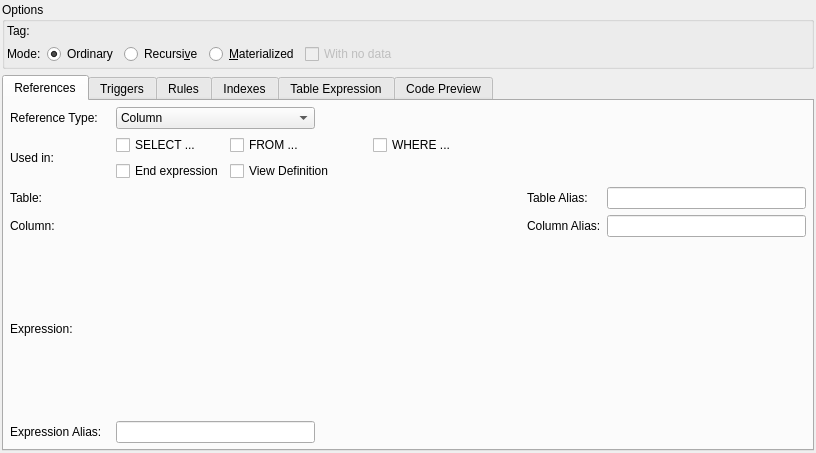
The window that libpgmodeler_ui/ui/viewwidget.ui (pgmodeler/pgmodeler) describes before a commit, drawn with Qt 5.
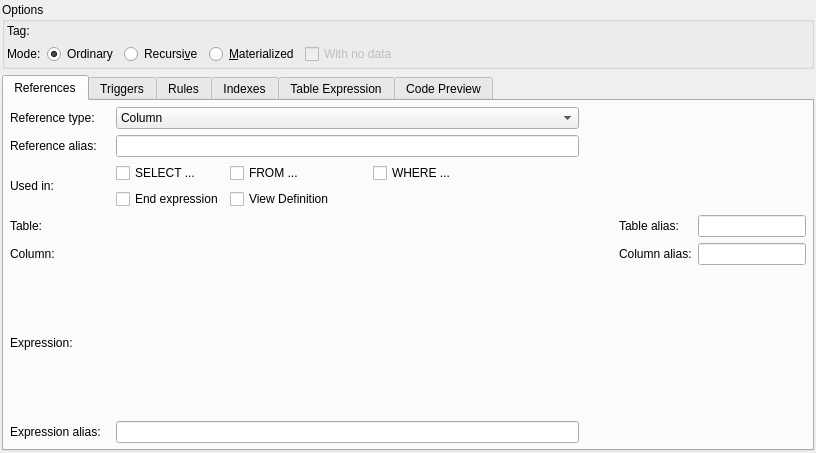
The same window after the commit.

Commit message: Added support to alias on view references (WIP)

```diff
--- a/libpgmodeler_ui/ui/viewwidget.ui
+++ b/libpgmodeler_ui/ui/viewwidget.ui
@@ -48,6 +48,47 @@
        <property name="spacing">
         <number>6</number>
        </property>
+       <item row="1" column="0">
+        <widget class="QLabel" name="ref_alias_lbl">
+         <property name="minimumSize">
+          <size>
+           <width>100</width>
+           <height>0</height>
+          </size>
+         </property>
+         <property name="text">
+          <string>Reference alias:</string>
+         </property>
+        </widget>
+       </item>
+       <item row="1" column="1">
+        <widget class="QLineEdit" name="ref_alias_edt">
+         <property name="sizePolicy">
+          <sizepolicy hsizetype="Expanding" vsizetype="Fixed">
+           <horstretch>0</horstretch>
+           <verstretch>0</verstretch>
+          </sizepolicy>
+         </property>
+         <property name="minimumSize">
+          <size>
+           <width>0</width>
+           <height>0</height>
+          </size>
+         </property>
+         <property name="maximumSize">
+          <size>
+           <width>16777215</width>
+           <height>16777215</height>
+          </size>
+         </property>
+         <property name="statusTip">
+          <string>This is a more friendly name for the object. When displaying the model in compact view this is the name shown for the object instead of its real name. If this field is empty the real name will be displayed anyway.</string>
+         </property>
+         <property name="text">
+          <string/>
+         </property>
+        </widget>
+       </item>
        <item row="0" column="0">
         <widget class="QLabel" name="ref_type_lbl">
          <property name="minimumSize">
@@ -57,82 +98,11 @@
           </size>
          </property>
          <property name="text">
-          <string>Reference Type:</string>
+          <string>Reference type:</string>
          </property>
         </widget>
        </item>
-       <item row="0" column="1">
-        <widget class="QComboBox" name="ref_type_cmb">
-         <item>
-          <property name="text">
-           <string>Column</string>
-          </property>
-         </item>
-         <item>
-          <property name="text">
-           <string>Expression</string>
-          </property>
-         </item>
-        </widget>
-       </item>
-       <item row="1" column="0">
-        <widget class="QLabel" name="used_in_lbl">
-         <property name="text">
-          <string>Used in:</string>
-         </property>
-        </widget>
-       </item>
-       <item row="2" column="0">
-        <widget class="QLabel" name="table_lbl">
-         <property name="text">
-          <string>Table:</string>
-         </property>
-        </widget>
-       </item>
-       <item row="2" column="3">
-        <widget class="QLabel" name="tab_alias_lbl">
-         <property name="sizePolicy">
-          <sizepolicy hsizetype="Fixed" vsizetype="Preferred">
-           <horstretch>0</horstretch>
-           <verstretch>0</verstretch>
-          </sizepolicy>
-         </property>
-         <property name="text">
-          <string>Table Alias:</string>
-         </property>
-        </widget>
-       </item>
-       <item row="2" column="4">
-        <widget class="QLineEdit" name="tab_alias_edt">
-         <property name="sizePolicy">
-          <sizepolicy hsizetype="Preferred" vsizetype="Fixed">
-           <horstretch>0</horstretch>
-           <verstretch>0</verstretch>
-          </sizepolicy>
-         </property>
-        </widget>
-       </item>
-       <item row="3" column="0">
-        <widget class="QLabel" name="column_lbl">
-         <property name="text">
-          <string>Column:</string>
-         </property>
-        </widget>
-       </item>
-       <item row="3" column="3">
-        <widget class="QLabel" name="col_alias_lbl">
-         <property name="sizePolicy">
-          <sizepolicy hsizetype="Fixed" vsizetype="Preferred">
-           <horstretch>0</horstretch>
-           <verstretch>0</verstretch>
-          </sizepolicy>
-         </property>
-         <property name="text">
-          <string>Column Alias:</string>
-         </property>
-        </widget>
-       </item>
-       <item row="3" column="4">
+       <item row="4" column="5">
         <widget class="QLineEdit" name="col_alias_edt">
          <property name="sizePolicy">
           <sizepolicy hsizetype="Preferred" vsizetype="Fixed">
@@ -142,14 +112,14 @@
          </property>
         </widget>
        </item>
-       <item row="4" column="0">
+       <item row="5" column="0">
         <widget class="QLabel" name="expression_lbl">
          <property name="text">
           <string>Expression:</string>
          </property>
         </widget>
        </item>
-       <item row="5" column="0">
+       <item row="6" column="0">
         <widget class="QLabel" name="expr_alias_lbl">
          <property name="sizePolicy">
           <sizepolicy hsizetype="Fixed" vsizetype="Preferred">
@@ -158,11 +128,11 @@
           </sizepolicy>
          </property>
          <property name="text">
-          <string>Expression Alias:</string>
+          <string>Expression alias:</string>
          </property>
         </widget>
        </item>
-       <item row="5" column="1">
+       <item row="6" column="1">
         <widget class="QLineEdit" name="expr_alias_edt">
          <property name="sizePolicy">
           <sizepolicy hsizetype="Preferred" vsizetype="Fixed">
@@ -172,20 +142,7 @@
          </property>
         </widget>
        </item>
-       <item row="0" column="2" colspan="3">
-        <spacer name="horizontalSpacer">
-         <property name="orientation">
-          <enum>Qt::Horizontal</enum>
-         </property>
-         <property name="sizeHint" stdset="0">
-          <size>
-           <width>40</width>
-           <height>20</height>
-          </size>
-         </property>
-        </spacer>
-       </item>
-       <item row="1" column="1" colspan="4">
+       <item row="2" column="1" colspan="5">
         <layout class="QGridLayout" name="gridLayout">
          <item row="0" column="0">
           <widget class="QCheckBox" name="select_from_chk">
@@ -288,6 +245,112 @@
          </item>
         </layout>
        </item>
+       <item row="0" column="1">
+        <widget class="QComboBox" name="ref_type_cmb">
+         <item>
+          <property name="text">
+           <string>Column</string>
+          </property>
+         </item>
+         <item>
+          <property name="text">
+           <string>Expression</string>
+          </property>
+         </item>
+        </widget>
+       </item>
+       <item row="2" column="0">
+        <widget class="QLabel" name="used_in_lbl">
+         <property name="text">
+          <string>Used in:</string>
+         </property>
+        </widget>
+       </item>
+       <item row="3" column="0">
+        <widget class="QLabel" name="table_lbl">
+         <property name="text">
+          <string>Table:</string>
+         </property>
+        </widget>
+       </item>
+       <item row="3" column="4">
+        <widget class="QLabel" name="tab_alias_lbl">
+         <property name="sizePolicy">
+          <sizepolicy hsizetype="Fixed" vsizetype="Preferred">
+           <horstretch>0</horstretch>
+           <verstretch>0</verstretch>
+          </sizepolicy>
+         </property>
+         <property name="text">
+          <string>Table alias:</string>
+         </property>
+        </widget>
+       </item>
+       <item row="3" column="5">
+        <widget class="QLineEdit" name="tab_alias_edt">
+         <property name="sizePolicy">
+          <sizepolicy hsizetype="Preferred" vsizetype="Fixed">
+           <horstretch>0</horstretch>
+           <verstretch>0</verstretch>
+          </sizepolicy>
+         </property>
+        </widget>
+       </item>
+       <item row="4" column="0">
+        <widget class="QLabel" name="column_lbl">
+         <property name="text">
+          <string>Column:</string>
+         </property>
+        </widget>
+       </item>
+       <item row="4" column="4">
+        <widget class="QLabel" name="col_alias_lbl">
+         <property name="sizePolicy">
+          <sizepolicy hsizetype="Fixed" vsizetype="Preferred">
+           <horstretch>0</horstretch>
+           <verstretch>0</verstretch>
+          </sizepolicy>
+         </property>
+         <property name="text">
+          <string>Column alias:</string>
+         </property>
+        </widget>
+       </item>
+       <item row="1" column="2">
+        <widget class="QWidget" name="ref_alias_hint" native="true">
+         <property name="sizePolicy">
+          <sizepolicy hsizetype="Fixed" vsizetype="Fixed">
+           <horstretch>0</horstretch>
+           <verstretch>0</verstretch>
+          </sizepolicy>
+         </property>
+         <property name="minimumSize">
+          <size>
+           <width>22</width>
+           <height>22</height>
+          </size>
+         </property>
+         <property name="maximumSize">
+          <size>
+           <width>22</width>
+           <height>22</height>
+          </size>
+         </property>
+        </widget>
+       </item>
+       <item row="0" column="2" colspan="4">
+        <spacer name="horizontalSpacer">
+         <property name="orientation">
+          <enum>Qt::Horizontal</enum>
+         </property>
+         <property name="sizeHint" stdset="0">
+          <size>
+           <width>40</width>
+           <height>20</height>
+          </size>
+         </property>
+        </spacer>
+       </item>
       </layout>
      </widget>
      <widget class="QWidget" name="triggers_tab">
```
The commit also changes 9 other files.
